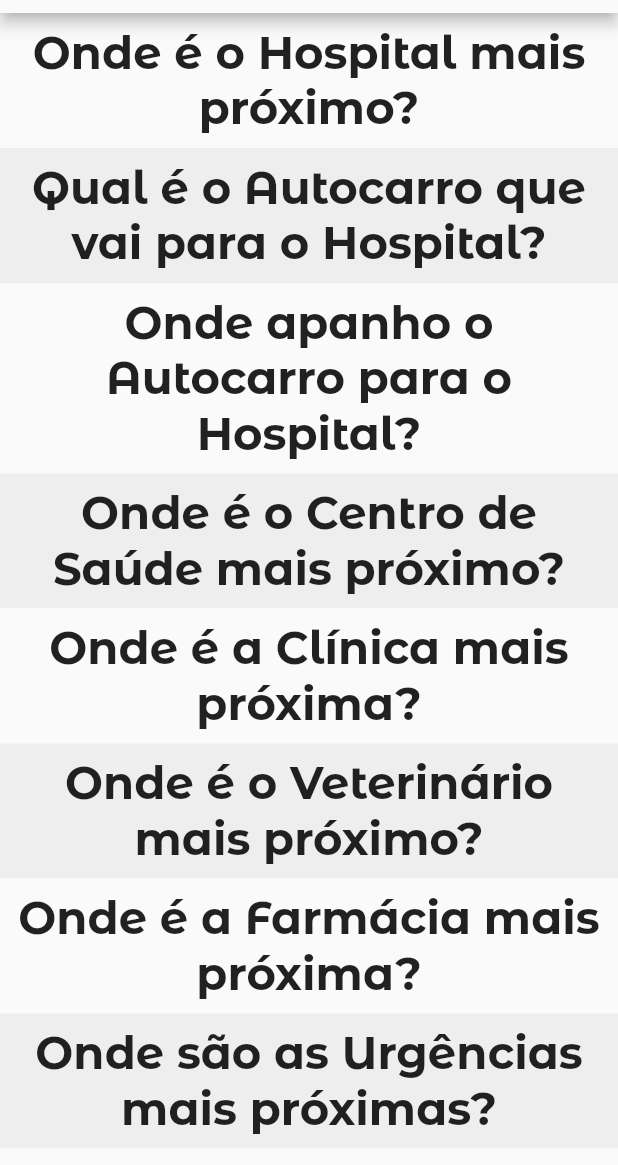
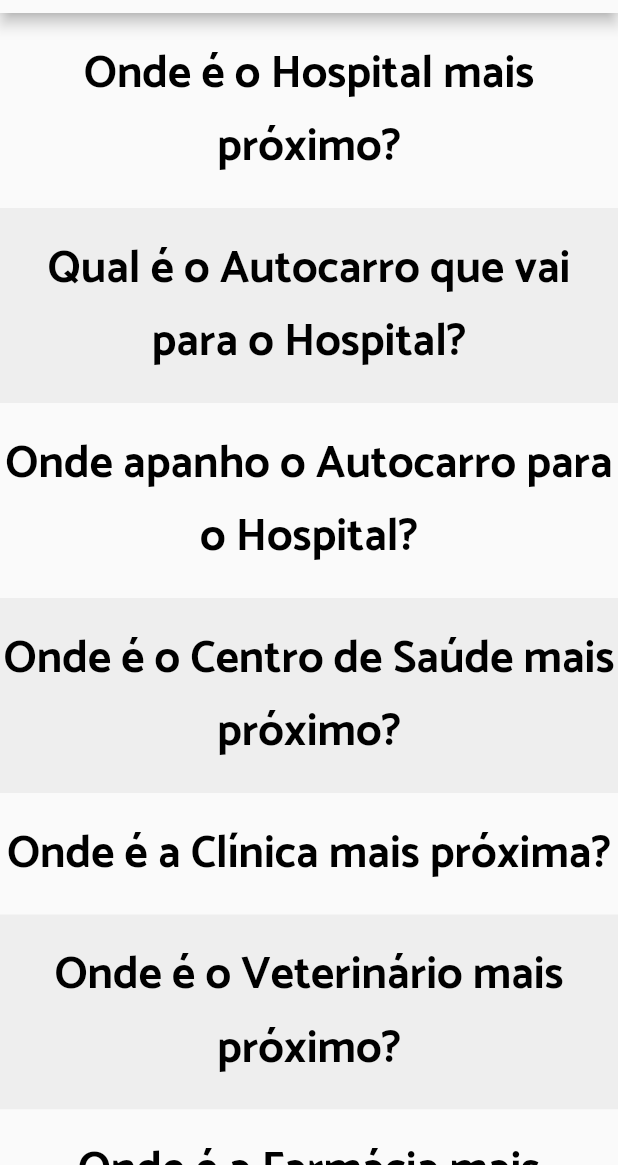
Before and after one commit to clavedefala/clavedefala_app, a Flutter app: the screen it shows after launch, after a tap on "Saúde", after a tap on "Hospital", on a phone screen of 412 x 824 dp, the part 71-1236 px from its top. Run offline on Flutter 3.47's test engine with Material 2 defaults, Android fonts, the phone set to English and light mode, and no system bars; project files that could hold a hidden picture were left out.

Commit message:
Better Phrase Suggestion.

```diff
--- a/lib/tag.dart
+++ b/lib/tag.dart
@@ -1,5 +1,6 @@
 import 'package:flutter/material.dart';
 import 'motor.dart';
+import 'phrase.dart';
 import 'dart:async';
 
 // Classe que define uma tag.
@@ -64,6 +65,48 @@ class TagItem extends StatelessWidget {
   }
 }
 
+// Classe para criação de Widget que representa um widget.
+class PhraseItem extends StatelessWidget {
+  const PhraseItem(this.phrase, this.color, this.tagColumn);
+
+  final String phrase;
+  final int color;
+  final _TagColumnState tagColumn;
+
+  Widget _buildTag(BuildContext context) {
+    return InkWell(
+      child: Container(
+        padding: EdgeInsets.only(
+          top: 16.0,
+          bottom: 16.0,
+        ),
+        child: Center(
+          child: Text(
+            this.phrase,
+            textAlign: TextAlign.center,
+            style: TextStyle(
+              color: Colors.black,
+              fontSize: 30.0,
+              fontFamily: 'Catamaran',
+              fontWeight: FontWeight.bold,
+            ),
+          ),
+        ),
+        color: Color(this.color),
+      ),
+      onTap: () {
+        this.tagColumn._speak(this.phrase);
+      },
+    );
+  }
+
+  @override
+  Widget build(BuildContext context) {
+    assert(debugCheckHasMaterial(context));
+    return _buildTag(context);
+  }
+}
+
 class TagColumn extends StatefulWidget {
   @override
   _TagColumnState createState() => _TagColumnState();
@@ -83,6 +126,8 @@ class _TagColumnState extends State<TagColumn> {
   Motor motor;
 
   bool suggest = false;
+  bool speak = false;
+  String chosenPhrase;
 
   initialize() {
     // TODO: Escrever aqui todas as tags existentes.
@@ -323,8 +368,34 @@ class _TagColumnState extends State<TagColumn> {
     }
   }
 
+  _speak(String phrase) {
+    print(phrase);
+    setState(() {
+      this.chosenPhrase = phrase;
+      this.speak = true;
+    });
+  }
+
+  _dontSpeak() {
+    print("dont");
+    setState(() {
+      this.chosenPhrase = null;
+      this.speak = false;
+    });
+    this._goBack();
+  }
+
   Widget _buildColumn() {
-    if (suggest == true) {
+    if (speak == true) {
+      return InkWell(
+        child: Container(
+          child: Center(
+            child: Text(this.chosenPhrase),
+          ),
+        ),
+        onTap: this._dontSpeak(),
+      );
+    } else if (suggest == true) {
       var phraseList = <Widget>[];
       int color = 0xFFFAFAFA;
       for (String phrase in this.motor.getPhrases()) {
@@ -332,22 +403,7 @@ class _TagColumnState extends State<TagColumn> {
         if (phraseList.length.isOdd) {
           color = 0xFFEEEEEE;
         }
-        phraseList.add(
-          Container(
-            padding: EdgeInsets.fromLTRB(2.0, 8.0, 2.0, 8.0),
-            color: Color(color),
-            child: Center(
-              child: Text(
-                phrase,
-                textAlign: TextAlign.center,
-                overflow: TextOverflow.clip,
-                style: TextStyle(
-                  fontSize: 30.0,
-                ),
-              ),
-            ),
-          ),
-        );
+        phraseList.add(PhraseItem(phrase, color, this));
       }
       return Dismissible(
         key: Key("suggest"),
@@ -356,7 +412,11 @@ class _TagColumnState extends State<TagColumn> {
             this._goBack();
           });
         },
-        child: ListView(key: Key("suggest"), children: phraseList),
+        child: ListView(
+          physics: BouncingScrollPhysics(),
+          key: Key("suggest"),
+          children: phraseList,
+        ),
       );
     } else {
       var tagItems = <Widget>[];
```
